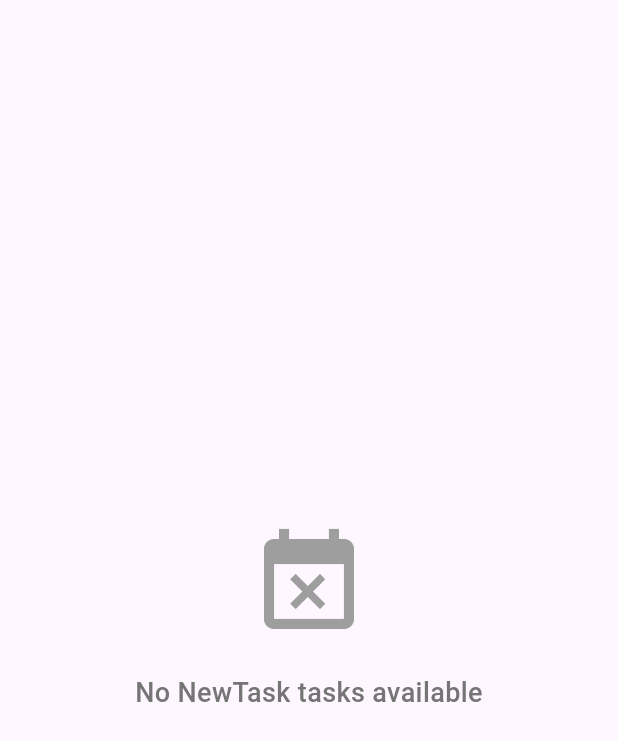
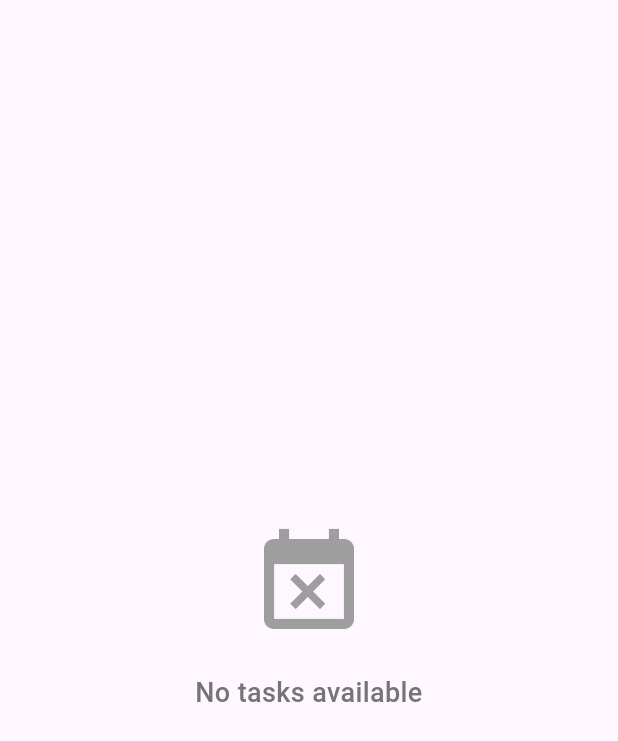
Before and after one commit to EHREkramul/Task-Manager-App, a Flutter app: the CanceledTaskScreen screen opened directly, on a phone screen of 412 x 824 dp. Shown: the top 741 px of the screen. Run offline on Flutter 3.47's test engine with Material 3 defaults, Android fonts, the phone set to English and light mode, and no system bars; our stand-ins replace flutter_svg, image_picker, logger, pin_code_fields, shared_preferences; accounts and stored records are empty; network calls fail.

Commit message:
Refactor Task Screens

```diff
--- a/lib/app/app.dart
+++ b/lib/app/app.dart
@@ -55,7 +55,7 @@ class TaskManagerApp extends StatelessWidget {
           ),
         ),
       ),
-      title: 'Task Manager',
+      title: 'ST Manager',
       home: SplashScreen(),
     );
   }
--- a/lib/presentation/screens/canceled_task_screen.dart
+++ b/lib/presentation/screens/canceled_task_screen.dart
@@ -8,7 +8,7 @@ import '../../data/utils/urls.dart';
 import '../utils/snack_bar_message.dart';
 import '../widgets/centered_circular_progress_bar.dart';
 import '../widgets/task_item.dart';
-import 'no_task_screen.dart';
+import '../widgets/no_task_indicator.dart';
 
 class CanceledTaskScreen extends StatefulWidget {
   const CanceledTaskScreen({super.key});
@@ -37,7 +37,7 @@ class _CanceledTaskScreenState extends State<CanceledTaskScreen> {
           replacement: CenteredCircularProgressBar(),
           child:
               _taskList.isEmpty
-                  ? NoTasksScreen(category: 'NewTask')
+                  ? NoTasksScreen()
                   : ListView.builder(
                     itemCount: _taskList.length,
                     itemBuilder:
--- a/lib/presentation/screens/completed_task_screen.dart
+++ b/lib/presentation/screens/completed_task_screen.dart
@@ -8,7 +8,7 @@ import '../../data/utils/urls.dart';
 import '../utils/snack_bar_message.dart';
 import '../widgets/centered_circular_progress_bar.dart';
 import '../widgets/task_item.dart';
-import 'no_task_screen.dart';
+import '../widgets/no_task_indicator.dart';
 
 class CompletedTaskScreen extends StatefulWidget {
   const CompletedTaskScreen({super.key});
@@ -37,7 +37,7 @@ class _CompletedTaskScreenState extends State<CompletedTaskScreen> {
           replacement: CenteredCircularProgressBar(),
           child:
               _taskList.isEmpty
-                  ? NoTasksScreen(category: 'Completed')
+                  ? NoTasksScreen()
                   : ListView.builder(
                     itemCount: _taskList.length,
                     itemBuilder:
--- a/lib/presentation/screens/login_screen.dart
+++ b/lib/presentation/screens/login_screen.dart
@@ -140,13 +140,13 @@ class _LoginScreenState extends State<LoginScreen> {
   }
 
   void _onTapForgotPasswordButton() => Navigator.push(
-    context,
+    TaskManagerApp.navigatorKey.currentContext!,
     MaterialPageRoute(builder: (context) => ForgotPassVerifyEmailScreen()),
   );
 
   void _onTapSignUpButton() {
     Navigator.push(
-      context,
+      TaskManagerApp.navigatorKey.currentContext!,
       MaterialPageRoute(builder: (context) => SignUpScreen()),
     );
   }
--- a/lib/presentation/screens/new_task_screen.dart
+++ b/lib/presentation/screens/new_task_screen.dart
@@ -1,6 +1,6 @@
 import 'package:flutter/material.dart';
 
-import 'no_task_screen.dart';
+import '../widgets/no_task_indicator.dart';
 import '../../data/models/task_list_model.dart';
 import '../../data/models/task_model.dart';
 import '../../data/models/task_status_count_list_model.dart';
@@ -76,7 +76,7 @@ class _NewTaskScreenState extends State<NewTaskScreen> {
               Expanded(
                 child:
                     _taskList.isEmpty
-                        ? NoTasksScreen(category: 'New')
+                        ? NoTasksScreen()
                         : ListView.builder(
                           itemCount: _taskList.length,
                           itemBuilder:
--- a/lib/presentation/screens/progress_task_screen.dart
+++ b/lib/presentation/screens/progress_task_screen.dart
@@ -8,7 +8,7 @@ import '../../data/utils/urls.dart';
 import '../utils/snack_bar_message.dart';
 import '../widgets/centered_circular_progress_bar.dart';
 import '../widgets/task_item.dart';
-import 'no_task_screen.dart';
+import '../widgets/no_task_indicator.dart';
 
 class ProgressTaskScreen extends StatefulWidget {
   const ProgressTaskScreen({super.key});
@@ -37,7 +37,7 @@ class _ProgressTaskScreenState extends State<ProgressTaskScreen> {
           replacement: CenteredCircularProgressBar(),
           child:
               _taskList.isEmpty
-                  ? NoTasksScreen(category: 'NewTask')
+                  ? NoTasksScreen()
                   : ListView.builder(
                     itemCount: _taskList.length,
                     itemBuilder:
--- a/lib/presentation/screens/set_password_screen.dart
+++ b/lib/presentation/screens/set_password_screen.dart
@@ -146,7 +146,7 @@ class _SetPasswordScreenState extends State<SetPasswordScreen> {
 
   void _onTapSignInButton() {
     Navigator.pushAndRemoveUntil(
-      context,
+      TaskManagerApp.navigatorKey.currentContext!,
       MaterialPageRoute(builder: (context) => LoginScreen()),
       (route) => false,
     );
--- a/lib/presentation/utils/snack_bar_message.dart
+++ b/lib/presentation/utils/snack_bar_message.dart
@@ -9,7 +9,7 @@ void showSnackBarMessage(String message, [bool isError = false]) {
     SnackBar(
       content: Text(message),
       backgroundColor: isError ? Colors.redAccent : Colors.green,
-      duration: Duration(milliseconds: 500),
+      duration: Duration(seconds: 1),
     ),
   );
 }
--- a/lib/presentation/screens/no_task_screen.dart
+++ b/lib/presentation/widgets/no_task_indicator.dart
@@ -1,9 +1,8 @@
 import 'package:flutter/material.dart';
 
 class NoTasksScreen extends StatelessWidget {
-  final String category;
 
-  const NoTasksScreen({super.key, required this.category});
+  const NoTasksScreen({super.key});
 
   @override
   Widget build(BuildContext context) {
@@ -19,7 +18,7 @@ class NoTasksScreen extends StatelessWidget {
           ),
           SizedBox(height: 20),
           Text(
-            'No $category tasks available',
+            'No tasks available',
             style: TextStyle(
               fontSize: 18,
               color: Colors.grey[600], // Soft gray color for the text
```
Also changed, not shown: 2 other files.
